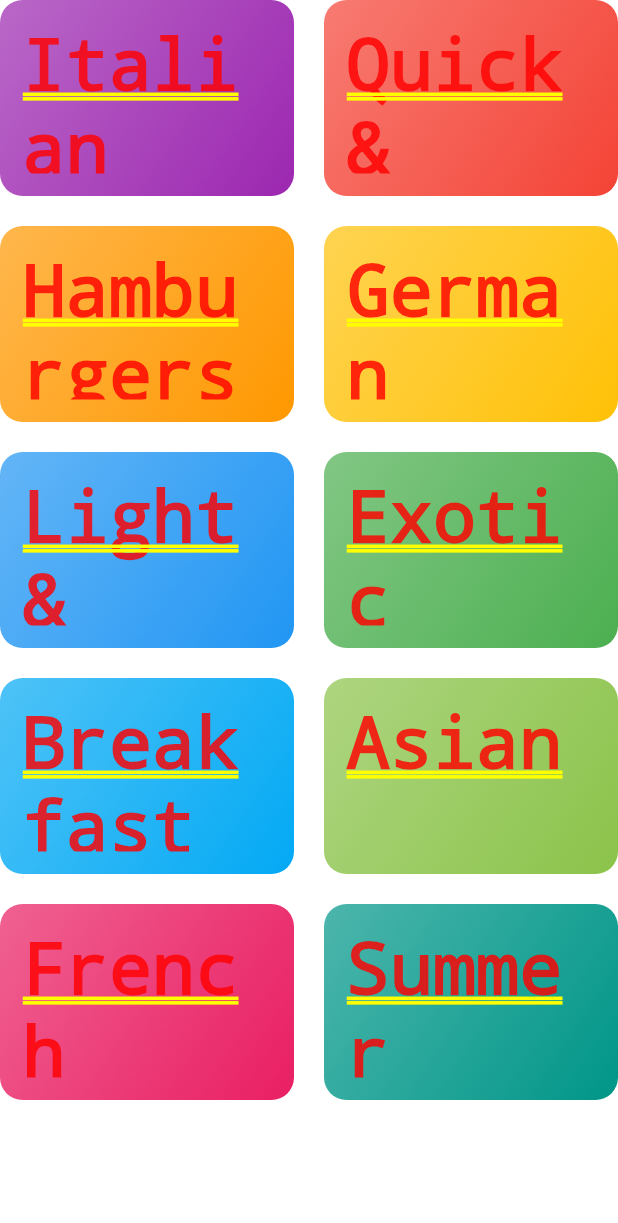
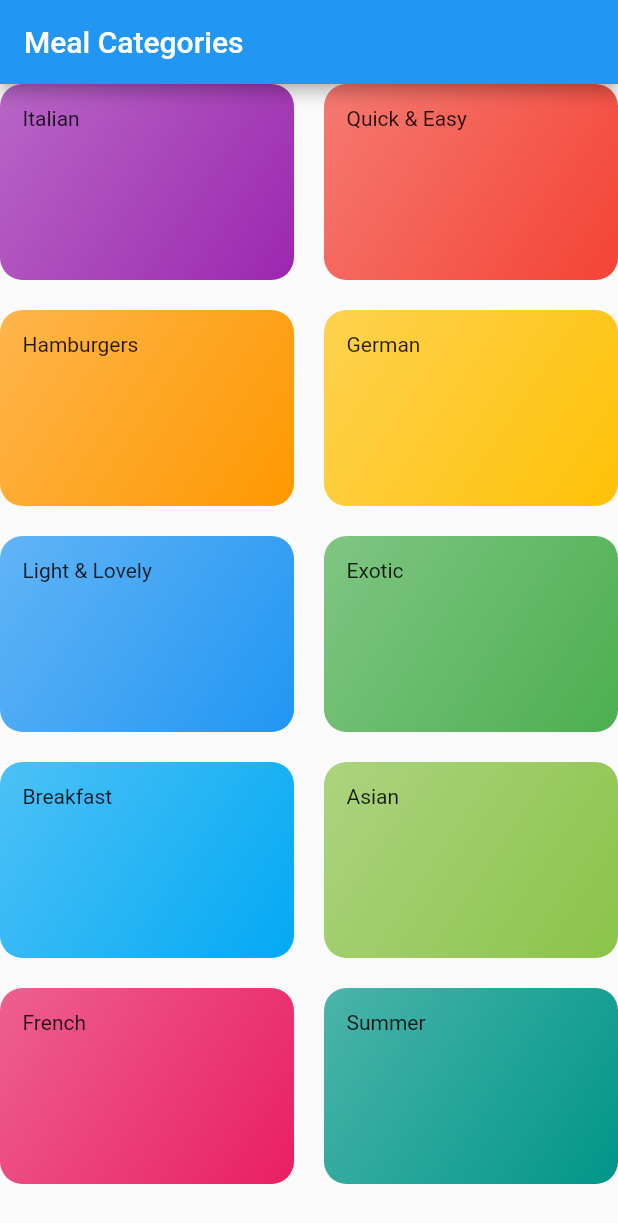
Before and after one commit to yaser-eftekhari/flutter-meal_app, a Flutter app: the screen it shows after launch, on a phone screen of 412 x 824 dp. Shown: the top 1223 px of the screen. Run offline on Flutter 3.47's test engine with Material 2 defaults, Android fonts, the phone set to English and light mode, and no system bars.

Commit message:
adding scaffold to category screen; some code clean up on main

```diff
--- a/lib/categories_screen.dart
+++ b/lib/categories_screen.dart
@@ -8,7 +8,9 @@ class CategoriesScreen extends StatelessWidget {
 
   @override
   Widget build(BuildContext context) {
-    return GridView(
+    return Scaffold(
+      appBar: AppBar(title: const Text("Meal Categories"),),
+      body: GridView(
         children: DUMMY_CATEGORIES
             .map((category) => CategoryItem(
                   color: category.color,
@@ -22,6 +24,7 @@ class CategoriesScreen extends StatelessWidget {
           crossAxisSpacing: 20,
           mainAxisSpacing: 20,
         ),
+      ),
     );
   }
 }
```
Also changed, not shown: lib/main.dart (+0 -20 lines). Lines whose indentation alone changed are shown as unchanged.
